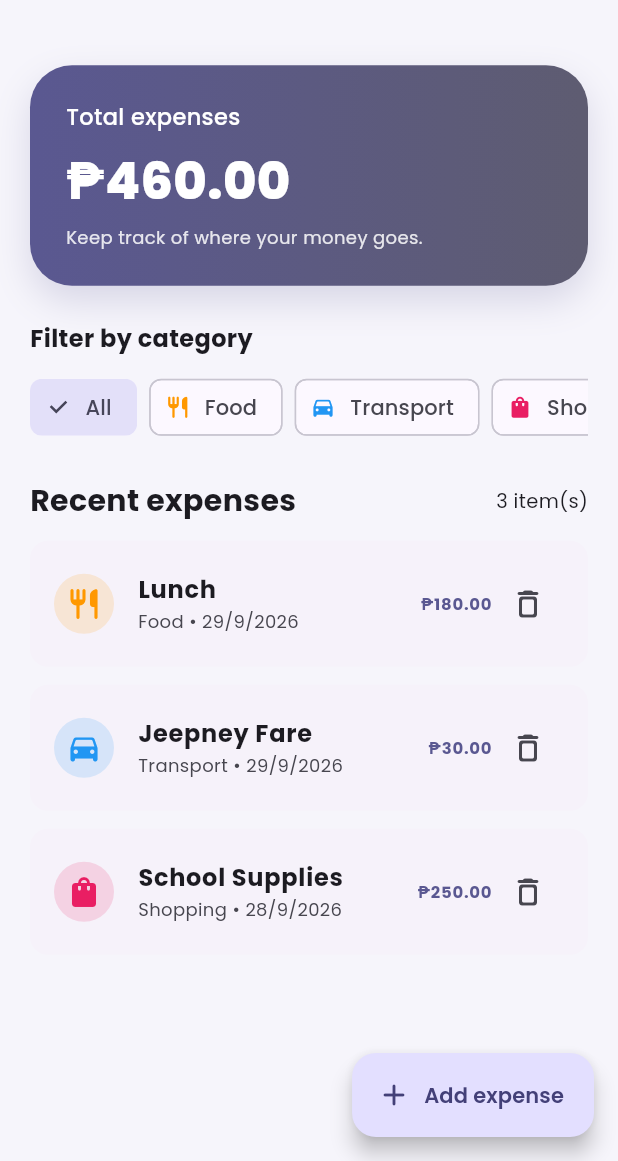
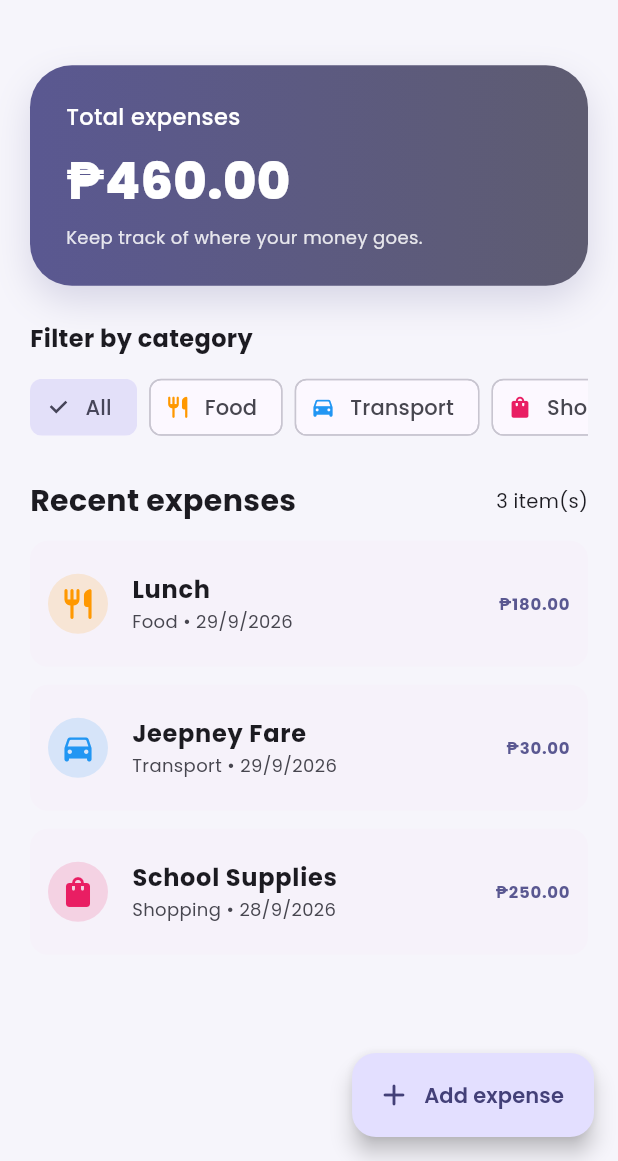
Before and after one commit to hadrianesparcia/CSIT-Esparcia, a Flutter app: the screen it shows after launch, on a phone screen of 412 x 824 dp, the part 75-1236 px from its top. Run offline on Flutter 3.47's test engine with Material 3 defaults, Android fonts, the phone set to English and light mode, and no system bars; our stand-ins replace google_fonts.

Commit message:
Optimize expense tile for narrow screens and long titles

```diff
--- a/expense_tracker/lib/widgets/expense_tile.dart
+++ b/expense_tracker/lib/widgets/expense_tile.dart
@@ -9,33 +9,40 @@ class ExpenseTile extends StatelessWidget {
 
   const ExpenseTile({super.key, required this.expense, required this.onDelete});
 
+  /// Below this width the delete button is hidden (swipe still works).
+  static const double _compactWidth = 380;
+
+  String get _formattedDate {
+    final date = expense.date;
+    return '${date.day}/${date.month}/${date.year}';
+  }
+
   @override
   Widget build(BuildContext context) {
-    final colorScheme = Theme.of(context).colorScheme;
-
     return Dismissible(
-      key: ValueKey(
-        '${expense.title}-'
-        '${expense.date.millisecondsSinceEpoch}',
-      ),
+      key: ObjectKey(expense),
       direction: DismissDirection.endToStart,
       onDismissed: (_) => onDelete(),
-      background: Container(
-        margin: const EdgeInsets.only(bottom: 12),
-        padding: const EdgeInsets.only(right: 20),
-        alignment: Alignment.centerRight,
-        decoration: BoxDecoration(
-          color: Colors.red,
-          borderRadius: BorderRadius.circular(18),
-        ),
-        child: const Icon(Icons.delete_rounded, color: Colors.white),
-      ),
+      background: const _DeleteBackground(),
       child: Card(
         margin: const EdgeInsets.only(bottom: 12),
         elevation: 0,
-        child: ListTile(
-          contentPadding: const EdgeInsets.symmetric(
-            horizontal: 16,
+        child: LayoutBuilder(
+          builder: (context, constraints) {
+            final isCompact = constraints.maxWidth < _compactWidth;
+            return _buildTile(context, isCompact: isCompact);
+          },
+        ),
+      ),
+    );
+  }
+
+  Widget _buildTile(BuildContext context, {required bool isCompact}) {
+    final colorScheme = Theme.of(context).colorScheme;
+
+    return ListTile(
+      contentPadding: EdgeInsets.symmetric(
+        horizontal: isCompact ? 12 : 16,
         vertical: 6,
       ),
       leading: CircleAvatar(
@@ -44,13 +51,14 @@ class ExpenseTile extends StatelessWidget {
       ),
       title: Text(
         expense.title,
+        maxLines: 1,
+        overflow: TextOverflow.ellipsis,
         style: GoogleFonts.poppins(fontWeight: FontWeight.w700),
       ),
       subtitle: Text(
-            '${expense.category.label} • '
-            '${expense.date.day}/'
-            '${expense.date.month}/'
-            '${expense.date.year}',
+        '${expense.category.label} • $_formattedDate',
+        maxLines: 1,
+        overflow: TextOverflow.ellipsis,
         style: GoogleFonts.poppins(fontSize: 12),
       ),
       trailing: Row(
@@ -63,6 +71,7 @@ class ExpenseTile extends StatelessWidget {
               fontWeight: FontWeight.w700,
             ),
           ),
+          if (!isCompact)
             IconButton(
               tooltip: 'Delete',
               onPressed: onDelete,
@@ -70,8 +79,25 @@ class ExpenseTile extends StatelessWidget {
             ),
         ],
       ),
-        ),
-      ),
     );
   }
 }
+
+/// Red background shown while swiping a tile to delete it.
+class _DeleteBackground extends StatelessWidget {
+  const _DeleteBackground();
+
+  @override
+  Widget build(BuildContext context) {
+    return Container(
+      margin: const EdgeInsets.only(bottom: 12),
+      padding: const EdgeInsets.only(right: 20),
+      alignment: Alignment.centerRight,
+      decoration: BoxDecoration(
+        color: Colors.red,
+        borderRadius: BorderRadius.circular(18),
+      ),
+      child: const Icon(Icons.delete_rounded, color: Colors.white),
+    );
+  }
+}
```
Lines whose indentation alone changed are shown as unchanged.
